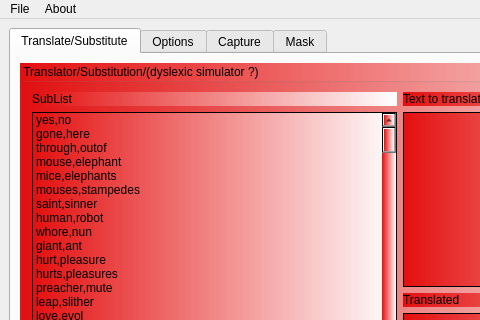
Above: mainwindow.ui from netpipe/RightHand before the change; both pictures show x 0 to 480 and y 0 to 320 of the 800 by 600 pixel window. Below: the same form after it.
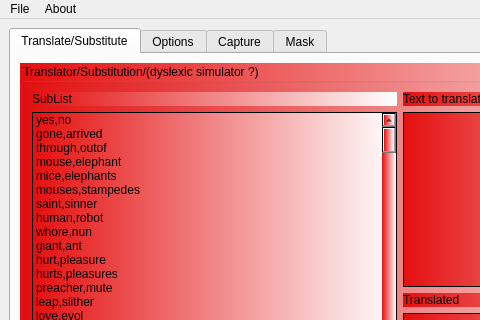
That is the form after the change.

Patch:
```diff
--- a/mainwindow.ui
+++ b/mainwindow.ui
@@ -100,7 +100,7 @@
              </item>
              <item>
               <property name="text">
-               <string>gone,here</string>
+               <string>gone,arrived</string>
               </property>
              </item>
              <item>
```
